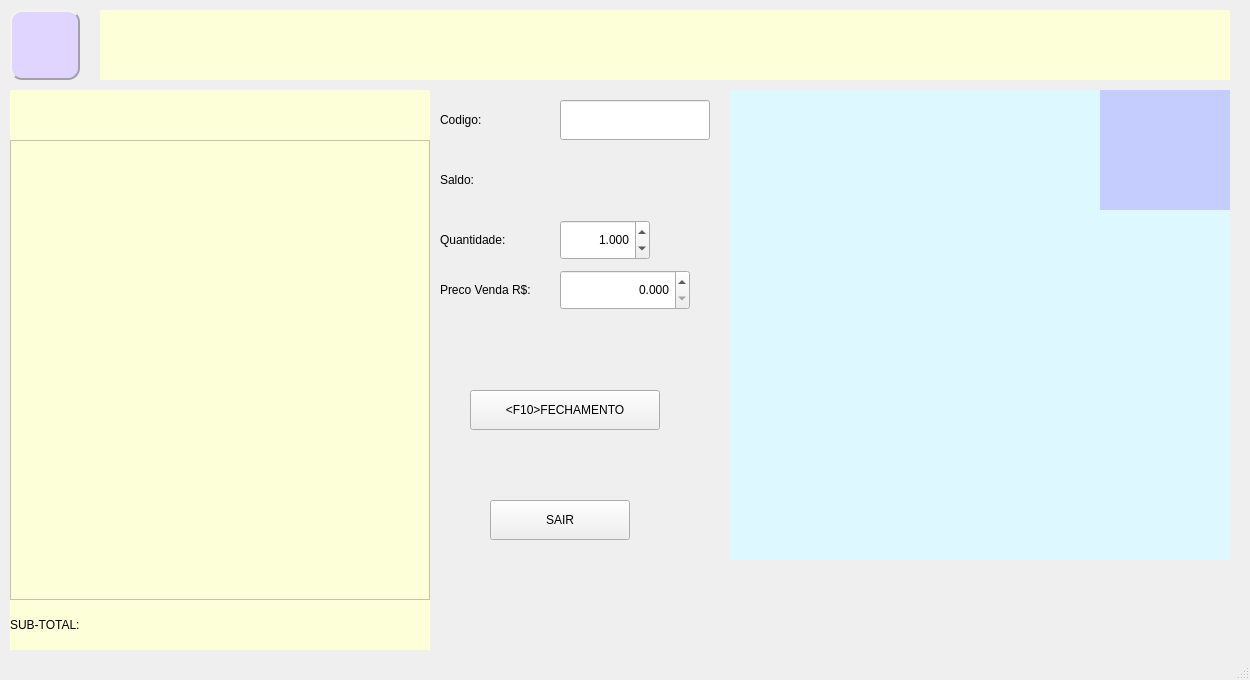
The window that telas/venda_pdv.ui (htisistema/SISCOM) describes before a commit, drawn with Qt 5.
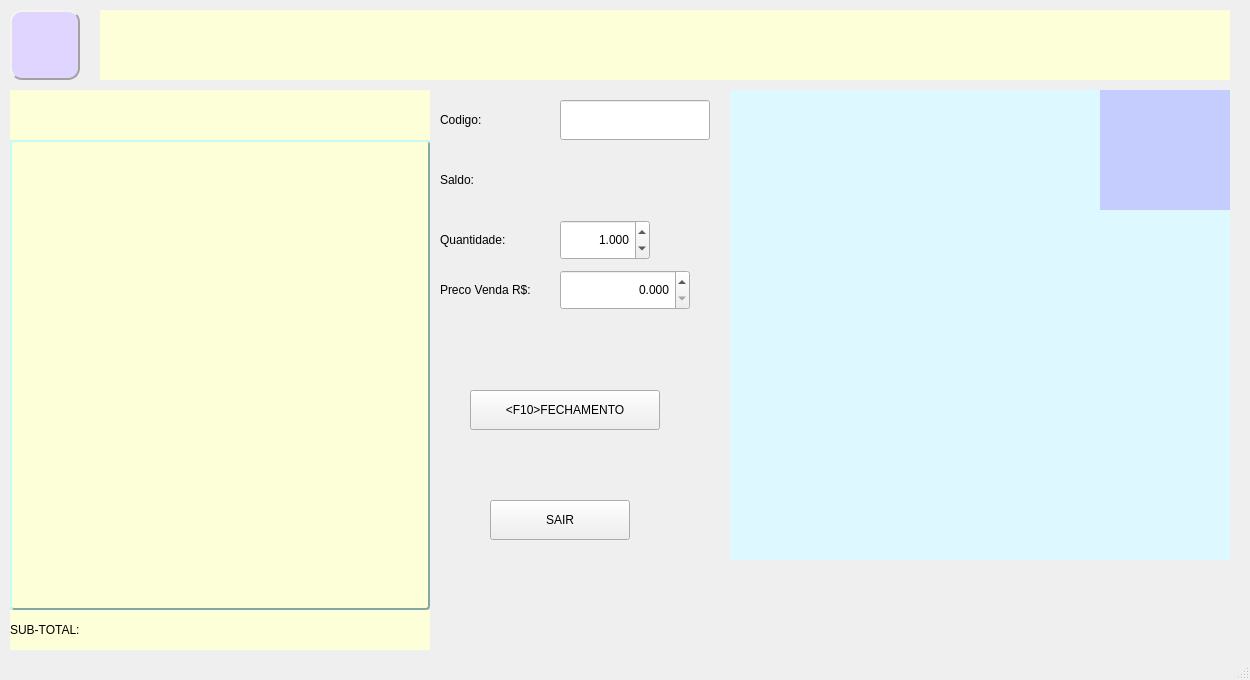
The same window after the commit. Icons and pictures are not drawn.

Patch:
```diff
--- a/telas/venda_pdv.ui
+++ b/telas/venda_pdv.ui
@@ -87,12 +87,17 @@
       <x>10</x>
       <y>140</y>
       <width>420</width>
-      <height>460</height>
+      <height>470</height>
      </rect>
     </property>
     <property name="styleSheet">
      <string notr="true">background-color: rgb(253, 255, 216);
-color: rgb(0, 0, 0);</string>
+color: rgb(0, 0, 0);
+border-color: rgb(132, 168, 163);
+border-style: Outset;
+border-width: 2px;
+border-radius: 4px;
+</string>
     </property>
    </widget>
    <widget class="QPushButton" name="bt_fecha">
@@ -138,9 +143,9 @@
     <property name="geometry">
      <rect>
       <x>10</x>
-      <y>600</y>
+      <y>610</y>
       <width>420</width>
-      <height>50</height>
+      <height>40</height>
      </rect>
     </property>
     <property name="styleSheet">
```
Left out of the diff: 8 changed lines with no effect on the pictures.
